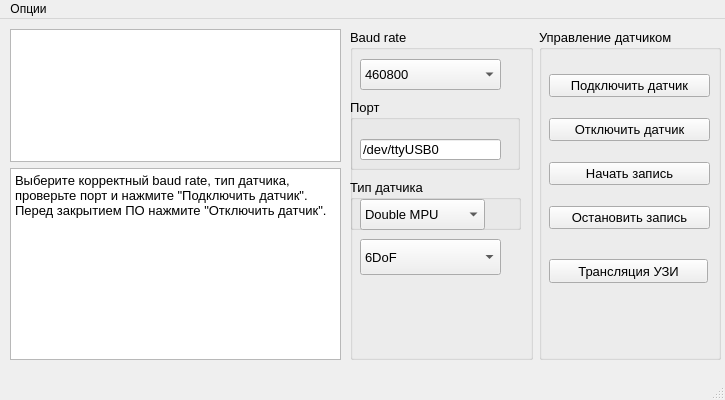
kirilltarasov99/witmotionconnect, file utils/GUI/app.ui: the form before one commit.
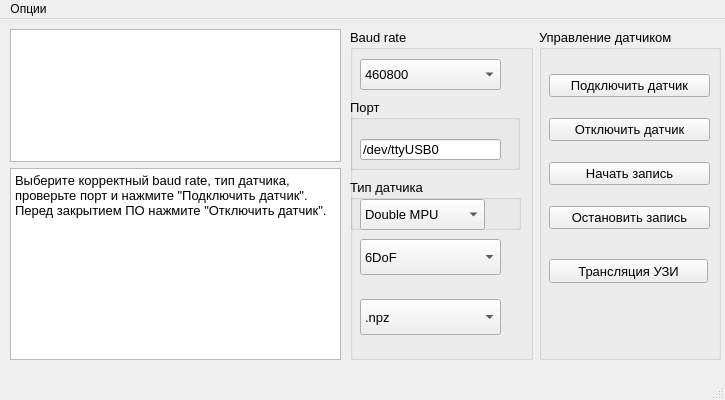
The form after the commit.

What changed in the file:
```diff
--- a/utils/GUI/app.ui
+++ b/utils/GUI/app.ui
@@ -219,6 +219,34 @@
            </property>
           </item>
          </widget>
+         <widget class="QComboBox" name="table_type_comboBox">
+          <property name="geometry">
+           <rect>
+            <x>10</x>
+            <y>270</y>
+            <width>141</width>
+            <height>36</height>
+           </rect>
+          </property>
+          <property name="currentIndex">
+           <number>2</number>
+          </property>
+          <item>
+           <property name="text">
+            <string>.h5</string>
+           </property>
+          </item>
+          <item>
+           <property name="text">
+            <string>.csv</string>
+           </property>
+          </item>
+          <item>
+           <property name="text">
+            <string>.npz</string>
+           </property>
+          </item>
+         </widget>
         </widget>
        </item>
       </layout>
```
